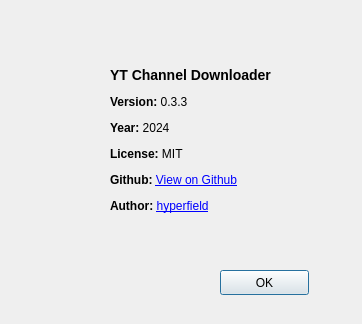
hyperfield/yt-channel-downloader, file about.ui: the form before one commit.
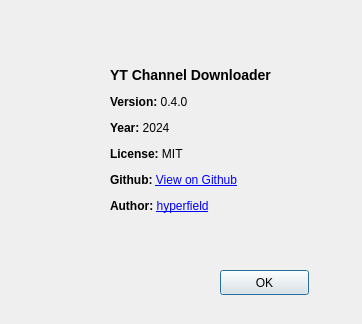
The form after the commit. Icons and pictures are not drawn.

```diff
--- a/about.ui
+++ b/about.ui
@@ -23,7 +23,7 @@
     </rect>
    </property>
    <property name="text">
-    <string>&lt;html&gt;&lt;head&gt;&lt;title&gt;About&lt;/title&gt;&lt;/head&gt;&lt;body&gt;&lt;h3 style=&quot; margin-top:14px; margin-bottom:12px; margin-left:0px; margin-right:0px; -qt-block-indent:0; text-indent:0px;&quot;&gt;&lt;span style=&quot; font-size:large; font-weight:700;&quot;&gt;YT Channel Downloader&lt;/span&gt;&lt;/h3&gt;&lt;p&gt;&lt;span style=&quot; font-weight:700;&quot;&gt;Version:&lt;/span&gt; 0.3.3&lt;/p&gt;&lt;p&gt;&lt;span style=&quot; font-weight:700;&quot;&gt;Year: &lt;/span&gt;2024 &lt;/p&gt;&lt;p&gt;&lt;span style=&quot; font-weight:700;&quot;&gt;License: &lt;/span&gt;MIT &lt;/p&gt;&lt;p&gt;&lt;span style=&quot; font-weight:700;&quot;&gt;Github: &lt;/span&gt;&lt;a href=&quot;https://github.com/hyperfield/yt-channel-downloader&quot;&gt;&lt;span style=&quot; text-decoration: underline; color:#0000ff;&quot;&gt;View on Github&lt;/span&gt;&lt;/a&gt;&lt;/p&gt;&lt;p&gt;&lt;span style=&quot; font-weight:700;&quot;&gt;Author: &lt;/span&gt;&lt;a href=&quot;mailto:info@quicknode.net&quot;&gt;&lt;span style=&quot; text-decoration: underline; color:#0000ff;&quot;&gt;hyperfield&lt;/span&gt;&lt;/a&gt;&lt;/p&gt;&lt;/body&gt;&lt;/html&gt;</string>
+    <string>&lt;html&gt;&lt;head&gt;&lt;title&gt;About&lt;/title&gt;&lt;/head&gt;&lt;body&gt;&lt;h3 style=&quot; margin-top:14px; margin-bottom:12px; margin-left:0px; margin-right:0px; -qt-block-indent:0; text-indent:0px;&quot;&gt;&lt;span style=&quot; font-size:large; font-weight:700;&quot;&gt;YT Channel Downloader&lt;/span&gt;&lt;/h3&gt;&lt;p&gt;&lt;span style=&quot; font-weight:700;&quot;&gt;Version:&lt;/span&gt; 0.4.0&lt;/p&gt;&lt;p&gt;&lt;span style=&quot; font-weight:700;&quot;&gt;Year: &lt;/span&gt;2024 &lt;/p&gt;&lt;p&gt;&lt;span style=&quot; font-weight:700;&quot;&gt;License: &lt;/span&gt;MIT &lt;/p&gt;&lt;p&gt;&lt;span style=&quot; font-weight:700;&quot;&gt;Github: &lt;/span&gt;&lt;a href=&quot;https://github.com/hyperfield/yt-channel-downloader&quot;&gt;&lt;span style=&quot; text-decoration: underline; color:#0000ff;&quot;&gt;View on Github&lt;/span&gt;&lt;/a&gt;&lt;/p&gt;&lt;p&gt;&lt;span style=&quot; font-weight:700;&quot;&gt;Author: &lt;/span&gt;&lt;a href=&quot;mailto:info@quicknode.net&quot;&gt;&lt;span style=&quot; text-decoration: underline; color:#0000ff;&quot;&gt;hyperfield&lt;/span&gt;&lt;/a&gt;&lt;/p&gt;&lt;/body&gt;&lt;/html&gt;</string>
    </property>
   </widget>
   <widget class="QPushButton" name="aboutOkButton">
```
